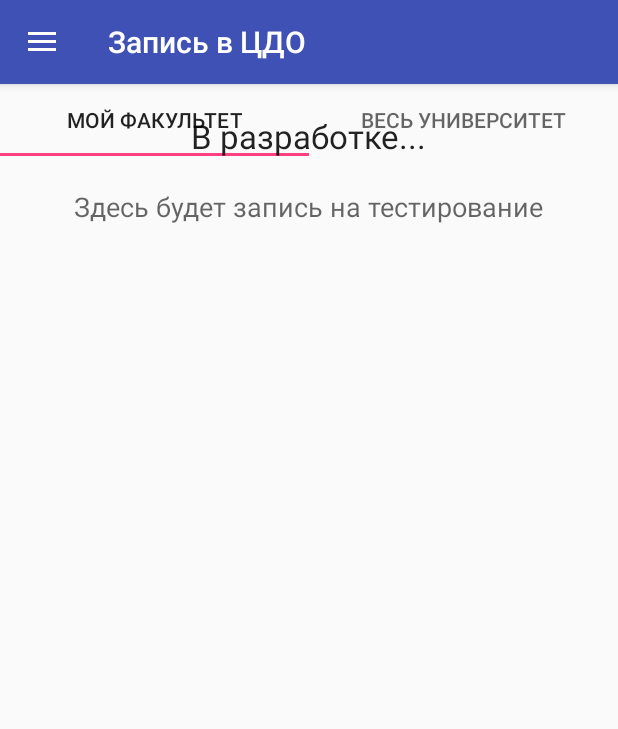
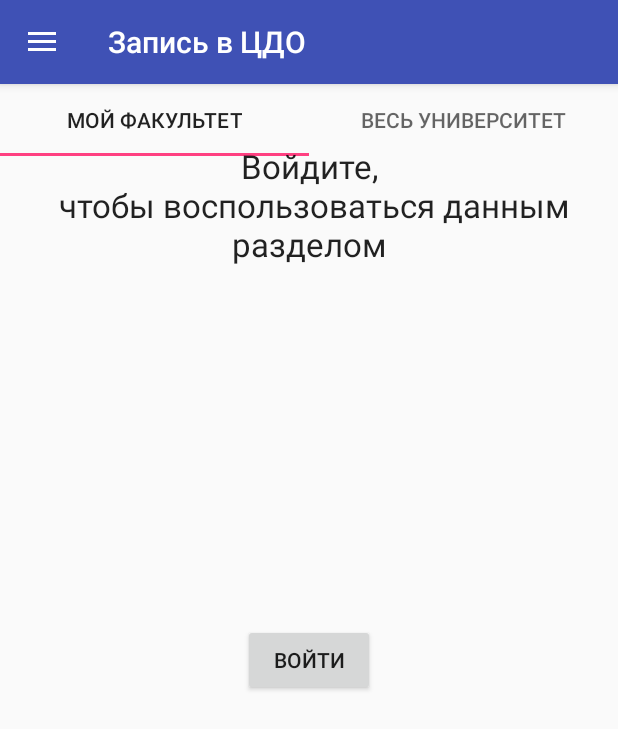
Before and after one commit to akvone/DLCIFMO, an Android app: the screen it shows after launch (MainActivity), in the side drawer, after a tap on "Запись в ЦДО", on a phone screen of 412 x 824 dp. Shown: the top 729 px of the screen. Run offline under Robolectric (Android 15) with nearby library versions, the phone set to English and light mode, and no system bars.

Commit message:
renamed some files + login activity changes

```diff
--- a/app/src/main/AndroidManifest.xml
+++ b/app/src/main/AndroidManifest.xml
@@ -21,7 +21,7 @@
             </intent-filter>
         </activity>
         <activity
-            android:name=".LoginActivity"
+            android:name=".LoginModule.LoginActivity"
             android:label="@string/title_activity_login">
         </activity>
         <activity
--- a/app/src/main/java/com/akvone/dlcifmo/BlankFragment.java
+++ b/app/src/main/java/com/akvone/dlcifmo/BlankFragment.java
@@ -7,8 +7,6 @@ import android.view.LayoutInflater;
 import android.view.View;
 import android.view.ViewGroup;
 import android.widget.TextView;
-
-import java.util.ArrayList;
 
 
 /**
@@ -57,11 +55,10 @@ public class BlankFragment extends Fragment {
     public View onCreateView(LayoutInflater inflater, ViewGroup container,
                              Bundle savedInstanceState) {
         // Inflate the layout for this fragment
-        View view = inflater.inflate(R.layout.fragment_blank, container, false);
+        View view = inflater.inflate(R.layout.blank_in_development, container, false);
         TextView t = (TextView) view.findViewById(R.id.fragment_blank_name);
         t.setText(mParam1);
         return view;
-
     }
 
 }
--- a/app/src/main/java/com/akvone/dlcifmo/LoginActivity.java
+++ b/app/src/main/java/com/akvone/dlcifmo/LoginModule/LoginActivity.java
@@ -1,42 +1,36 @@
-package com.akvone.dlcifmo;
+package com.akvone.dlcifmo.LoginModule;
 
 import android.animation.Animator;
 import android.animation.AnimatorListenerAdapter;
 import android.annotation.TargetApi;
+import android.content.Context;
 import android.content.Intent;
+import android.content.SharedPreferences;
 import android.content.pm.PackageManager;
-import android.support.annotation.NonNull;
+import android.graphics.Paint;
 import android.support.design.widget.Snackbar;
 import android.support.v7.app.AppCompatActivity;
-import android.app.LoaderManager.LoaderCallbacks;
-
-import android.content.CursorLoader;
-import android.content.Loader;
-import android.database.Cursor;
-import android.net.Uri;
 
 import android.os.Build;
 import android.os.Bundle;
-import android.provider.ContactsContract;
 import android.text.TextUtils;
 import android.view.KeyEvent;
 import android.view.View;
 import android.view.View.OnClickListener;
 import android.view.inputmethod.EditorInfo;
-import android.widget.ArrayAdapter;
-import android.widget.AutoCompleteTextView;
 import android.widget.Button;
 import android.widget.EditText;
 import android.widget.TextView;
 
+import com.akvone.dlcifmo.MainActivity;
+import com.akvone.dlcifmo.R;
+
 import java.net.CookieManager;
-import java.util.ArrayList;
-import java.util.List;
 
 import static android.Manifest.permission.READ_CONTACTS;
 
 /**
- * A login screen that offers login via email/password.
+ * A activity_login screen that offers activity_login via email/password.
  */
 public class LoginActivity extends AppCompatActivity{
 
@@ -47,26 +41,30 @@ public class LoginActivity extends AppCompatActivity{
     private static final int REQUEST_READ_CONTACTS = 0;
 
     /**
-     * Keep track of the login task to ensure we can cancel it if requested.
+     * Keep track of the activity_login task to ensure we can cancel it if requested.
      */
     private UserLoginTask mAuthTask = null;
 
     // UI references.
-    private AutoCompleteTextView mLoginView;
+    private EditText mLoginView;
     private EditText mPasswordView;
     private View mProgressView;
     private View mLoginFormView;
 
     @Override
-    protected void onCreate(Bundle savedInstanceState) {
+    protected void onCreate(final Bundle savedInstanceState) {
         super.onCreate(savedInstanceState);
-        /*Если данные есть, то сразу кидаем в MainActivity
-          Если нет, то просим пользователя ввести их и проверяем на валидность
-         */
+        //Если мы оказались здесь, то пока
+        //не введем правильные логин-пароль/не пропустим шаг с авторизацией
+        //нас будет всегда бросать в это активити
+        SharedPreferences sharedPref = getSharedPreferences(getString(R.string.preference_file_key), Context.MODE_PRIVATE);
+        SharedPreferences.Editor editor = sharedPref.edit();
+        editor.putBoolean(getString(R.string.preference_skip_login_key), false);
+        editor.commit();
+
         setContentView(R.layout.activity_login);
-        // Set up the login form.
-        mLoginView = (AutoCompleteTextView) findViewById(R.id.email);
-
+        // Set up the activity_login form.
+        mLoginView = (EditText) findViewById(R.id.login);
         mPasswordView = (EditText) findViewById(R.id.password);
         mPasswordView.setOnEditorActionListener(new TextView.OnEditorActionListener() {
             @Override
@@ -87,40 +85,23 @@ public class LoginActivity extends AppCompatActivity{
             }
         });
 
+        TextView skipAuthorization = (TextView) findViewById(R.id.skipAuthorization);
+        skipAuthorization.setPaintFlags(Paint.UNDERLINE_TEXT_FLAG);
+        skipAuthorization.setOnClickListener(new OnClickListener() {
+            @Override
+            public void onClick(View v) {
+                startMainActivity();
+            }
+        });
+
         mLoginFormView = findViewById(R.id.login_form);
         mProgressView = findViewById(R.id.login_progress);
     }
 
-
-    private boolean mayRequestContacts() {
-        if (Build.VERSION.SDK_INT < Build.VERSION_CODES.M) {
-            return true;
-        }
-        if (checkSelfPermission(READ_CONTACTS) == PackageManager.PERMISSION_GRANTED) {
-            return true;
-        }
-        if (shouldShowRequestPermissionRationale(READ_CONTACTS)) {
-            Snackbar.make(mLoginView, R.string.permission_rationale, Snackbar.LENGTH_INDEFINITE)
-                    .setAction(android.R.string.ok, new View.OnClickListener() {
-                        @Override
-                        @TargetApi(Build.VERSION_CODES.M)
-                        public void onClick(View v) {
-                            requestPermissions(new String[]{READ_CONTACTS}, REQUEST_READ_CONTACTS);
-                        }
-                    });
-        } else {
-            requestPermissions(new String[]{READ_CONTACTS}, REQUEST_READ_CONTACTS);
-        }
-        return false;
-    }
-
-
-
-
     /**
-     * Attempts to sign in or register the account specified by the login form.
+     * Attempts to sign in or register the account specified by the activity_login form.
      * If there are form errors (invalid email, missing fields, etc.), the
-     * errors are presented and no actual login attempt is made.
+     * errors are presented and no actual activity_login attempt is made.
      */
     private void attemptLogin() {
         if (mAuthTask != null) {
@@ -129,7 +110,7 @@ public class LoginActivity extends AppCompatActivity{
         // Reset errors.
         mLoginView.setError(null);
         mPasswordView.setError(null);
-        // Store values at the time of the login attempt.
+        // Store values at the time of the activity_login attempt.
         String login = mLoginView.getText().toString();
         String password = mPasswordView.getText().toString();
         boolean cancel = false;
@@ -140,19 +121,19 @@ public class LoginActivity extends AppCompatActivity{
             focusView = mPasswordView;
             cancel = true;
         }
-        // Check for a valid login address.
+        // Check for a valid activity_login address.
         if (TextUtils.isEmpty(login)) {
             mLoginView.setError(getString(R.string.error_field_required));
             focusView = mLoginView;
             cancel = true;
         }
         if (cancel) {
-            // There was an error; don't attempt login and focus the first
+            // There was an error; don't attempt activity_login and focus the first
             // form field with an error.
             focusView.requestFocus();
         } else {
             // Show a progress spinner, and kick off a background task to
-            // perform the user login attempt.
+            // perform the user activity_login attempt.
             showProgress(true);
             mAuthTask = new UserLoginTask(login, password);
             mAuthTask.execute(this);
@@ -170,7 +151,7 @@ public class LoginActivity extends AppCompatActivity{
 //    }
 
     /**
-     * Shows the progress UI and hides the login form.
+     * Shows the progress UI and hides the activity_login form.
      */
     @TargetApi(Build.VERSION_CODES.HONEYCOMB_MR2)
     private void showProgress(final boolean show) {
@@ -200,13 +181,12 @@ public class LoginActivity extends AppCompatActivity{
         }
     }
 
-
     public void userLoginTaskAction(int answer){
         mAuthTask = null;
         showProgress(false);
         switch (answer){
             case UserLoginTask.LOGIN_SUCCESS:
-                startActivity(new Intent(getApplicationContext(),MainActivity.class));
+                startMainActivity();
                 break;
             case UserLoginTask.PASSWORD_IS_INCORRECT:
                 mPasswordView.setError(getString(R.string.error_incorrect_password));
@@ -214,4 +194,13 @@ public class LoginActivity extends AppCompatActivity{
                 break;
         }
     }
+
+    public void startMainActivity(){
+        SharedPreferences sharedPref = getSharedPreferences(getString(R.string.preference_file_key), Context.MODE_PRIVATE);
+        SharedPreferences.Editor editor = sharedPref.edit();
+        editor.putBoolean(getString(R.string.preference_skip_login_key), true);
+        editor.commit();
+        startActivity(new Intent(new Intent(getApplicationContext(),MainActivity.class)));
+        finish();
+    }
 }
--- a/app/src/main/java/com/akvone/dlcifmo/MainActivity.java
+++ b/app/src/main/java/com/akvone/dlcifmo/MainActivity.java
@@ -1,7 +1,11 @@
 package com.akvone.dlcifmo;
 
+import android.app.Fragment;
+import android.content.Context;
 import android.content.Intent;
+import android.content.SharedPreferences;
 import android.os.Bundle;
+import android.preference.PreferenceManager;
 import android.support.design.widget.NavigationView;
 import android.support.v4.view.GravityCompat;
 import android.support.v4.widget.DrawerLayout;
@@ -10,7 +14,7 @@ import android.support.v7.app.AppCompatActivity;
 import android.support.v7.widget.Toolbar;
 import android.view.MenuItem;
 
-import com.akvone.dlcifmo.TopStudentsModule.CertainCourseFragment;
+import com.akvone.dlcifmo.LoginModule.LoginActivity;
 import com.akvone.dlcifmo.TopStudentsModule.TopStFragment;
 
 public class MainActivity extends AppCompatActivity
@@ -19,16 +23,26 @@ public class MainActivity extends AppCompatActivity
     Toolbar toolbar;
     DrawerLayout drawer;
     NavigationView navigationView;
-    BlankFragment blankFragment1;
-    BlankFragment blankFragment2;
+
+    Fragment journalFragment;
+    Fragment changesProtocolFragment;
     TopStFragment topStFragment;
-    BlankFragment blankFragment4;
-    BlankFragment blankFragment5;
+    Fragment enrollFragment;
+    Fragment feedbackFragment;
 
 
     @Override
     protected void onCreate(Bundle savedInstanceState) {
         super.onCreate(savedInstanceState);
+        //Проверяем, пропускал ли пользователь авторизацию
+        SharedPreferences sharedPref = getSharedPreferences(getString(R.string.preference_file_key),Context.MODE_PRIVATE);
+        if (sharedPref.getBoolean(getString(R.string.preference_skip_login_key),false)){
+
+        }
+        else {
+            startLoginActivity();
+        }
+
         setContentView(R.layout.activity_main);
         initToolbar();
         initDrawer();
@@ -37,7 +51,7 @@ public class MainActivity extends AppCompatActivity
         loadFragments();
         getFragmentManager()
                 .beginTransaction()
-                .replace(R.id.main_activity_container, blankFragment1)
+                .replace(R.id.main_activity_container, journalFragment)
                 .commit();
     }
 
@@ -58,11 +72,18 @@ public class MainActivity extends AppCompatActivity
     }
 
     public void loadFragments(){
-        blankFragment1 = BlankFragment.newInstance("Здесь будет журнал с баллами по предметам");
-        blankFragment2 = BlankFragment.newInstance("Здесь будет протокол изменений");
-        topStFragment =  new TopStFragment();
-        blankFragment4 = BlankFragment.newInstance("Здесь будет запись на тестирование");
-        blankFragment5 = BlankFragment.newInstance("Здесь будет обратная связь");
+        if (false) {
+            journalFragment = BlankFragment.newInstance("Здесь будет журнал с баллами по предметам");
+            changesProtocolFragment = BlankFragment.newInstance("Здесь будет протокол изменений");
+            enrollFragment = BlankFragment.newInstance("Здесь будет запись на тестирование");
+        }
+        else{
+            journalFragment = NonAuthorizedFragment.newInstance();
+            changesProtocolFragment = NonAuthorizedFragment.newInstance();
+            enrollFragment = NonAuthorizedFragment.newInstance();
+        }
+        topStFragment = new TopStFragment();
+        feedbackFragment = BlankFragment.newInstance("Здесь будет обратная связь");
     }
 
     @Override
@@ -75,28 +96,6 @@ public class MainActivity extends AppCompatActivity
         }
     }
 
-//    @Override
-//    public boolean onCreateOptionsMenu(Menu menu) {
-//        // Inflate the menu; this adds items to the action bar if it is present.
-//        getMenuInflater().inflate(R.menu.main, menu);
-//        return true;
-//    }
-
-//    @Override
-//    public boolean onOptionsItemSelected(MenuItem item) {
-//        // Handle action bar item clicks here. The action bar will
-//        // automatically handle clicks on the Home/Up button, so long
-//        // as you specify a parent activity in AndroidManifest.xml.
-//        int id = item.getItemId();
-//
-//        //noinspection SimplifiableIfStatement
-//        if (id == R.id.action_settings) {
-//            return true;
-//        }
-//
-//        return super.onOptionsItemSelected(item);
-//    }
-
     @SuppressWarnings("StatementWithEmptyBody")
     @Override
     public boolean onNavigationItemSelected(MenuItem item) {
@@ -106,12 +105,12 @@ public class MainActivity extends AppCompatActivity
         if (id == R.id.gradebook) {
             getFragmentManager()
                     .beginTransaction()
-                    .replace(R.id.main_activity_container, blankFragment1)
+                    .replace(R.id.main_activity_container, journalFragment)
                     .commit();
         } else if (id == R.id.change_protocol) {
             getFragmentManager()
                     .beginTransaction()
-                    .replace(R.id.main_activity_container, blankFragment2)
+                    .replace(R.id.main_activity_container, changesProtocolFragment)
                     .commit();
         } else if (id == R.id.top_student) {
             getFragmentManager()
@@ -123,20 +122,19 @@ public class MainActivity extends AppCompatActivity
                     .replace(R.id.main_activity_container, topStFragment)
                     .commit();
         } else if (id == R.id.testing_registration) {
-
             getFragmentManager()
                     .beginTransaction()
-                    .replace(R.id.main_activity_container, blankFragment4)
+                    .replace(R.id.main_activity_container, enrollFragment)
                     .commit();
         } else if (id == R.id.settings) {
             startActivity(new Intent(getApplicationContext(),SettingsActivity.class));
         } else if (id == R.id.feedback) {
             getFragmentManager()
                     .beginTransaction()
-                    .replace(R.id.main_activity_container, blankFragment5)
+                    .replace(R.id.main_activity_container, feedbackFragment)
                     .commit();
         } else if (id == R.id.logout) {
-            startActivity(new Intent(getApplicationContext(),LoginActivity.class));
+            startLoginActivity();
         }
         DrawerLayout drawer = (DrawerLayout) findViewById(R.id.drawer_layout);
         if (drawer != null) {
@@ -144,4 +142,9 @@ public class MainActivity extends AppCompatActivity
         }
         return true;
     }
+
+    public void startLoginActivity(){
+        startActivity(new Intent(getApplicationContext(),LoginActivity.class));
+        finish();
+    }
 }
--- /dev/null
+++ b/app/src/main/java/com/akvone/dlcifmo/NonAuthorizedFragment.java
@@ -0,0 +1,60 @@
+package com.akvone.dlcifmo;
+
+import android.content.Intent;
+import android.os.Bundle;
+import android.app.Fragment;
+import android.view.LayoutInflater;
+import android.view.View;
+import android.view.ViewGroup;
+import android.widget.Button;
+import android.widget.TextView;
+
+import com.akvone.dlcifmo.LoginModule.LoginActivity;
+
+/**
+ * Created on 05.08.2016.
+ */
+public class NonAuthorizedFragment extends Fragment{
+
+    private static final String ARG_INFO = "param1";
+
+    private String mParam1;
+
+    public static NonAuthorizedFragment newInstance(){
+        return newInstance("Войдите,\n чтобы воспользоваться данным разделом");
+    }
+
+    public static NonAuthorizedFragment newInstance(String param1) {
+        NonAuthorizedFragment fragment = new NonAuthorizedFragment();
+        Bundle args = new Bundle();
+        args.putString(ARG_INFO, param1);
+        fragment.setArguments(args);
+        return fragment;
+    }
+
+    @Override
+    public void onCreate(Bundle savedInstanceState) {
+        super.onCreate(savedInstanceState);
+        if (getArguments() != null) {
+            mParam1 = getArguments().getString(ARG_INFO);
+        }
+    }
+
+    @Override
+    public View onCreateView(LayoutInflater inflater, ViewGroup container,
+                             Bundle savedInstanceState) {
+        View view = inflater.inflate(R.layout.blank_non_authorized, container, false);
+        TextView t = (TextView) view.findViewById(R.id.title);
+        Button button = (Button) view.findViewById(R.id.button);
+        button.setOnClickListener(new View.OnClickListener() {
+            @Override
+            public void onClick(View v) {
+                startActivity(new Intent(getActivity().getApplicationContext(),LoginActivity.class));
+                getActivity().finish();
+            }
+        });
+
+        t.setText(mParam1);
+        return view;
+    }
+}
--- a/app/src/main/res/layout/activity_main.xml
+++ b/app/src/main/res/layout/activity_main.xml
@@ -9,7 +9,7 @@
     tools:openDrawer="start">
 
     <include
-        layout="@layout/app_bar_main"
+        layout="@layout/activity_main_app_bar_main"
         android:layout_width="match_parent"
         android:layout_height="match_parent" />
 
--- a/app/src/main/res/layout/app_bar_main.xml
+++ b/app/src/main/res/layout/activity_main_app_bar_main.xml
@@ -21,7 +21,7 @@
 
     </android.support.design.widget.AppBarLayout>
 
-    <include layout="@layout/content_main" />
+    <include layout="@layout/activity_main_content" />
 
 
 </android.support.design.widget.CoordinatorLayout>
--- a/app/src/main/res/layout/content_main.xml
+++ b/app/src/main/res/layout/activity_main_content.xml
@@ -6,7 +6,7 @@
     android:layout_height="match_parent"
     app:layout_behavior="@string/appbar_scrolling_view_behavior"
     tools:context="com.akvone.dlcifmo.MainActivity"
-    tools:showIn="@layout/app_bar_main">
+    tools:showIn="@layout/activity_main_app_bar_main">
 
     <FrameLayout
         android:layout_width="match_parent"
--- /dev/null
+++ b/app/src/main/res/layout/blank_non_authorized.xml
@@ -0,0 +1,34 @@
+<FrameLayout xmlns:android="http://schemas.android.com/apk/res/android"
+    xmlns:tools="http://schemas.android.com/tools"
+    android:layout_width="match_parent"
+    android:layout_height="match_parent"
+    tools:context="com.akvone.dlcifmo.BlankFragment">
+
+    <RelativeLayout
+        android:layout_width="match_parent"
+        android:layout_height="match_parent">
+
+        <TextView
+            android:layout_width="wrap_content"
+            android:layout_height="wrap_content"
+            android:textAppearance="?android:attr/textAppearanceLarge"
+            android:id="@+id/title"
+            android:layout_gravity="center_horizontal"
+            android:textAlignment="center"
+            android:layout_marginTop="40dp"
+            android:layout_marginLeft="20dp"
+            android:layout_marginRight="20dp"
+            android:layout_marginBottom="20dp" />
+
+        <Button
+            android:layout_width="wrap_content"
+            android:layout_height="wrap_content"
+            android:text="Войти"
+            android:id="@+id/button"
+            android:layout_gravity="center_horizontal"
+            android:layout_centerVertical="true"
+            android:layout_centerHorizontal="true" />
+
+    </RelativeLayout>
+
+</FrameLayout>
--- a/app/src/main/res/menu/activity_main_drawer.xml
+++ b/app/src/main/res/menu/activity_main_drawer.xml
@@ -25,7 +25,7 @@
         <item
             android:id="@+id/feedback"
             android:icon="@drawable/ic_accessible_black_24dp"
-            android:title="Обратная связь" />
+            android:title="О разработчиках" />
         <item
             android:id="@+id/logout"
             android:icon="@drawable/ic_exit_to_app_black_24dp"
```
Also changed, not shown: app/src/main/java/com/akvone/dlcifmo/LoginModule/UserLoginTask.java (renamed from app/src/main/java/com/akvone/dlcifmo/UserLoginTask.java, +32 -7 lines), app/src/main/res/layout/activity_login.xml (+16 -5 lines), app/src/main/res/values/strings.xml (+11 -5 lines), app/src/main/res/layout/blank_in_development.xml (renamed from app/src/main/res/layout/fragment_blank.xml).
